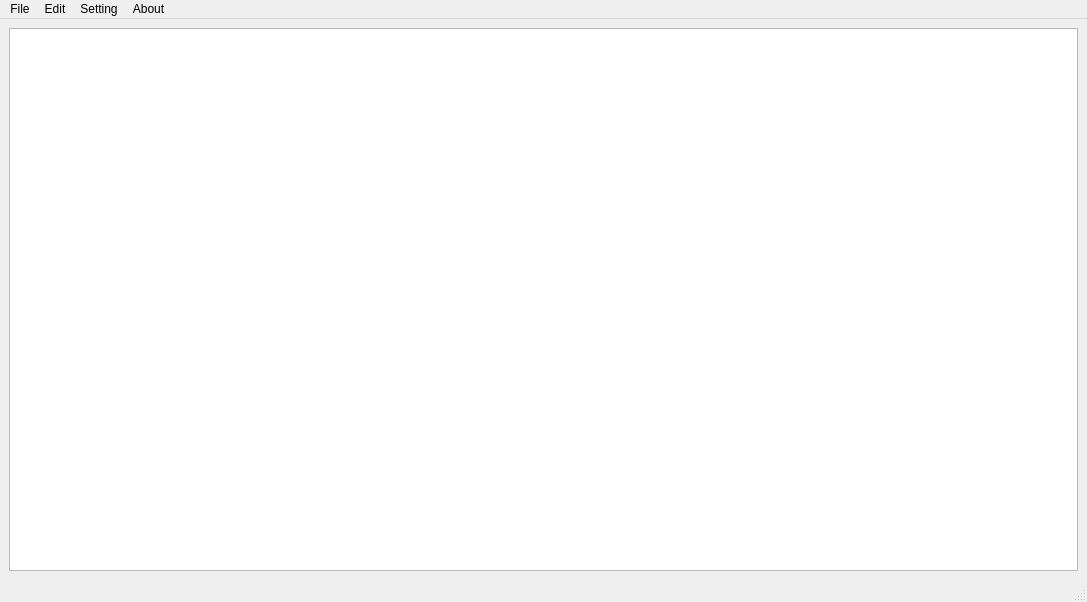
Above: src/mainwindow.ui from Klaksyn/FlexuraNoteRemaster before the change. Below: the same form after it.
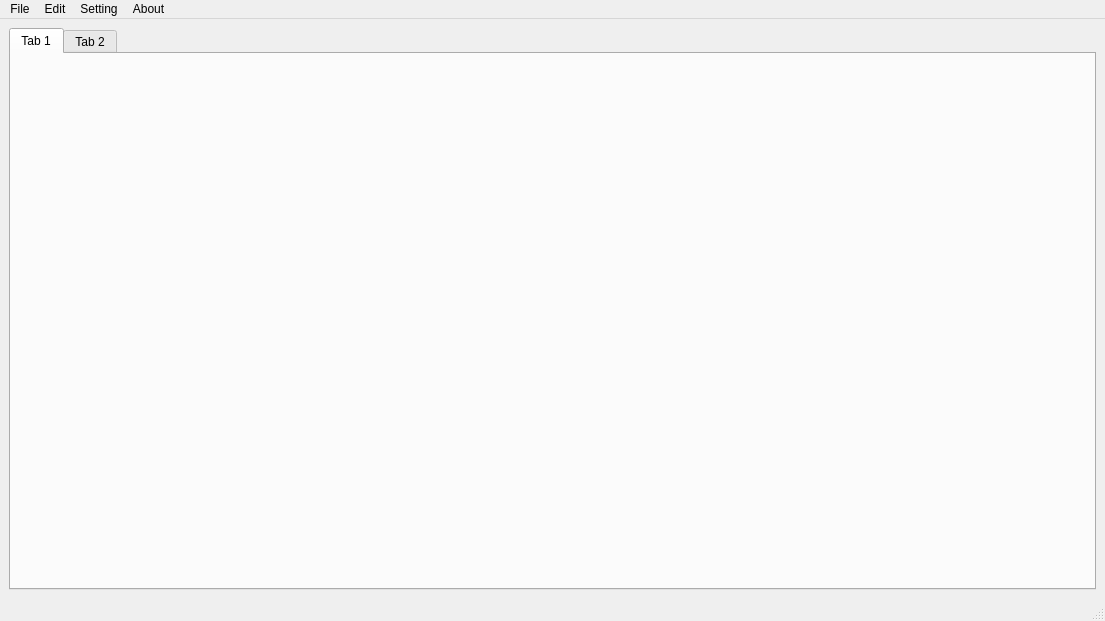
That is the form after the change. Icons and pictures are not drawn.

```diff
--- a/src/mainwindow.ui
+++ b/src/mainwindow.ui
@@ -6,8 +6,8 @@
    <rect>
     <x>0</x>
     <y>0</y>
-    <width>1087</width>
-    <height>602</height>
+    <width>1105</width>
+    <height>621</height>
    </rect>
   </property>
   <property name="windowTitle">
@@ -16,7 +16,21 @@
   <widget class="QWidget" name="centralwidget">
    <layout class="QHBoxLayout" name="horizontalLayout">
     <item>
-     <widget class="QTextEdit" name="textEdit"/>
+     <widget class="QTabWidget" name="tabWidget">
+      <property name="currentIndex">
+       <number>0</number>
+      </property>
+      <widget class="QWidget" name="tab">
+       <attribute name="title">
+        <string>Tab 1</string>
+       </attribute>
+      </widget>
+      <widget class="QWidget" name="tab_2">
+       <attribute name="title">
+        <string>Tab 2</string>
+       </attribute>
+      </widget>
+     </widget>
     </item>
    </layout>
   </widget>
@@ -25,7 +39,7 @@
     <rect>
      <x>0</x>
      <y>0</y>
-     <width>1087</width>
+     <width>1105</width>
      <height>21</height>
     </rect>
    </property>
```
Left out of the diff: 39 changed lines with no effect on the pictures.
